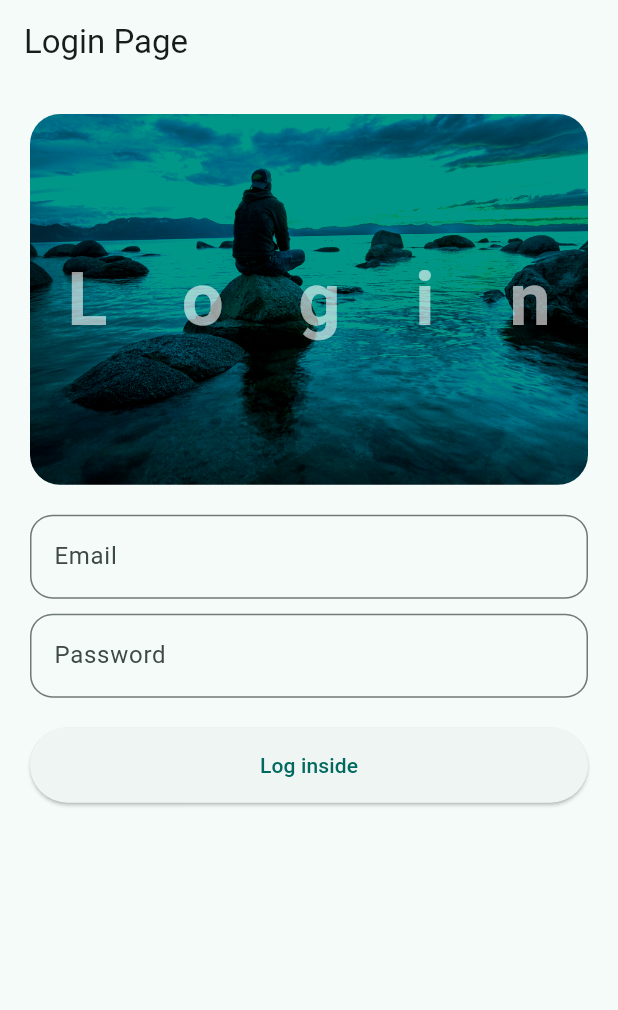
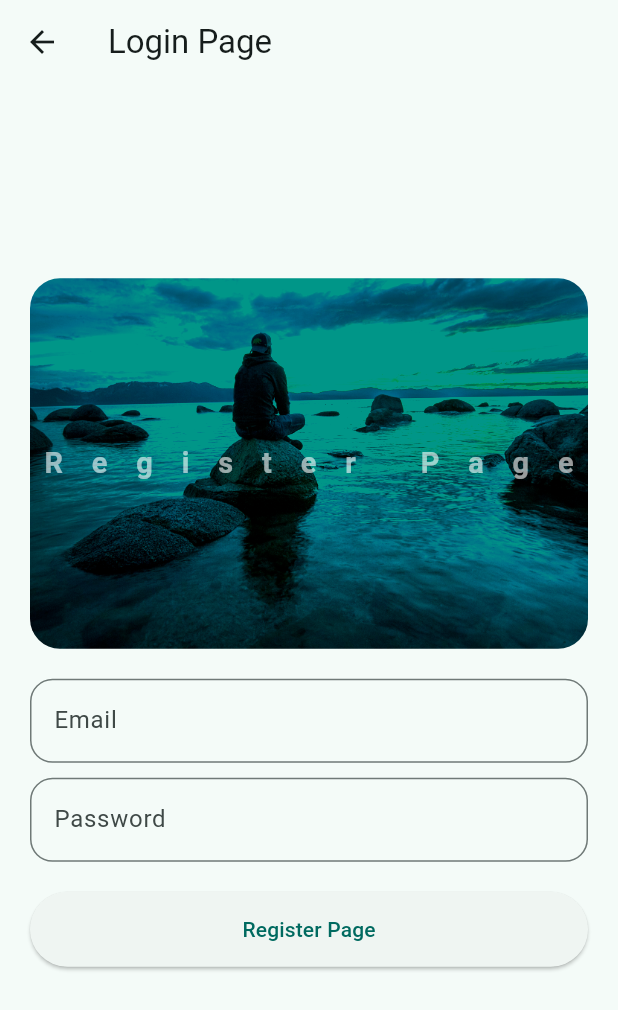
Before and after one commit to JBeluche/flutter_tutorial, a Flutter app: the screen it shows after launch, after a tap on "Get Started", on a phone screen of 412 x 824 dp. Shown: the top 1010 px of the screen. Run offline on Flutter 3.47's test engine with Material 3 defaults, Android fonts, the phone set to English and light mode, and no system bars; our stand-ins replace lottie.

Commit message:
verify and fix your app

```diff
--- a/lib/views/pages/home_page.dart
+++ b/lib/views/pages/home_page.dart
@@ -9,6 +9,7 @@ class HomePage extends StatelessWidget {
   Widget build(BuildContext context) {
     return Padding(
       padding: const EdgeInsets.all(20.0),
+      child: SingleChildScrollView(
         child: Column(
           children: [
             HeroWidget(title: 'Home Page'),
@@ -36,6 +37,7 @@ class HomePage extends StatelessWidget {
             ),
           ],
         ),
+      ),
     );
   }
 }
--- a/lib/views/pages/login_page.dart
+++ b/lib/views/pages/login_page.dart
@@ -3,8 +3,9 @@ import 'package:flutter_tutorial/views/widget_tree.dart';
 import 'package:flutter_tutorial/views/widgets/hero_widget.dart';
 
 class LoginPage extends StatefulWidget {
-  const LoginPage({super.key});
+  const LoginPage({super.key, required this.title});
 
+final String title;
   @override
   State<LoginPage> createState() => _LoginPageState();
 }
@@ -32,14 +33,15 @@ class _LoginPageState extends State<LoginPage> {
   @override
   Widget build(BuildContext context) {
     return Scaffold(
-      appBar: AppBar(title: Text('Login Page'),
-
-      ),
-      body: Padding(
+      appBar: AppBar(title: Text('Login Page')),
+      body: Center(
+        child: SingleChildScrollView(
+          child: Padding(
             padding: const EdgeInsets.all(20.0),
             child: Column(
+              mainAxisAlignment: MainAxisAlignment.center,
               children: [
-            HeroWidget(title: 'Login'),
+                HeroWidget(title: widget.title),
                 SizedBox(height: 20),
                 TextField(
                   controller: controllerEmail,
@@ -70,9 +72,12 @@ class _LoginPageState extends State<LoginPage> {
                   onPressed: () {
                     onLoginPressed();
                   },
-              child: Text('Log inside'),
+                  child: Text(widget.title),
                 ),
+                SizedBox(height: 50.0),
               ],
+            ),
+          ),
         ),
       ),
     );
@@ -89,8 +94,7 @@ class _LoginPageState extends State<LoginPage> {
           },
         ),
       );
-    }
-    else{
+    } else {
       showDialog(
         context: context,
         builder: (BuildContext context) {
--- a/lib/views/pages/welcome_page.dart
+++ b/lib/views/pages/welcome_page.dart
@@ -8,12 +8,14 @@ class WelcomePage extends StatelessWidget {
   @override
   Widget build(BuildContext context) {
     return Scaffold(
-      body: Padding(
+      body: Center(
+        child: SingleChildScrollView(
+          child: Padding(
             padding: const EdgeInsets.all(20.0),
             child: Column(
               mainAxisAlignment: MainAxisAlignment.center,
               children: [
-            Lottie.asset('assets/lotties/house.json'),
+                Lottie.asset('assets/lotties/house.json', height: 400.0),
                 FittedBox(
                   child: Text(
                     'Flutter app',
@@ -26,11 +28,11 @@ class WelcomePage extends StatelessWidget {
                     minimumSize: Size(double.infinity, 50),
                   ),
                   onPressed: () {
-                Navigator.pushReplacement(
+                    Navigator.push(
                       context,
                       MaterialPageRoute(
                         builder: (context) {
-                      return LoginPage();
+                          return LoginPage(title: 'Register Page');
                         },
                       ),
                     );
@@ -42,11 +44,11 @@ class WelcomePage extends StatelessWidget {
                     minimumSize: Size(double.infinity, 50),
                   ),
                   onPressed: () {
-                Navigator.pushReplacement(
+                    Navigator.push(
                       context,
                       MaterialPageRoute(
                         builder: (context) {
-                      return LoginPage();
+                          return LoginPage(title: 'Login Page');
                         },
                       ),
                     );
@@ -56,6 +58,8 @@ class WelcomePage extends StatelessWidget {
               ],
             ),
           ),
+        ),
+      ),
     );
   }
 }
```
Lines whose indentation alone changed are shown as unchanged.
